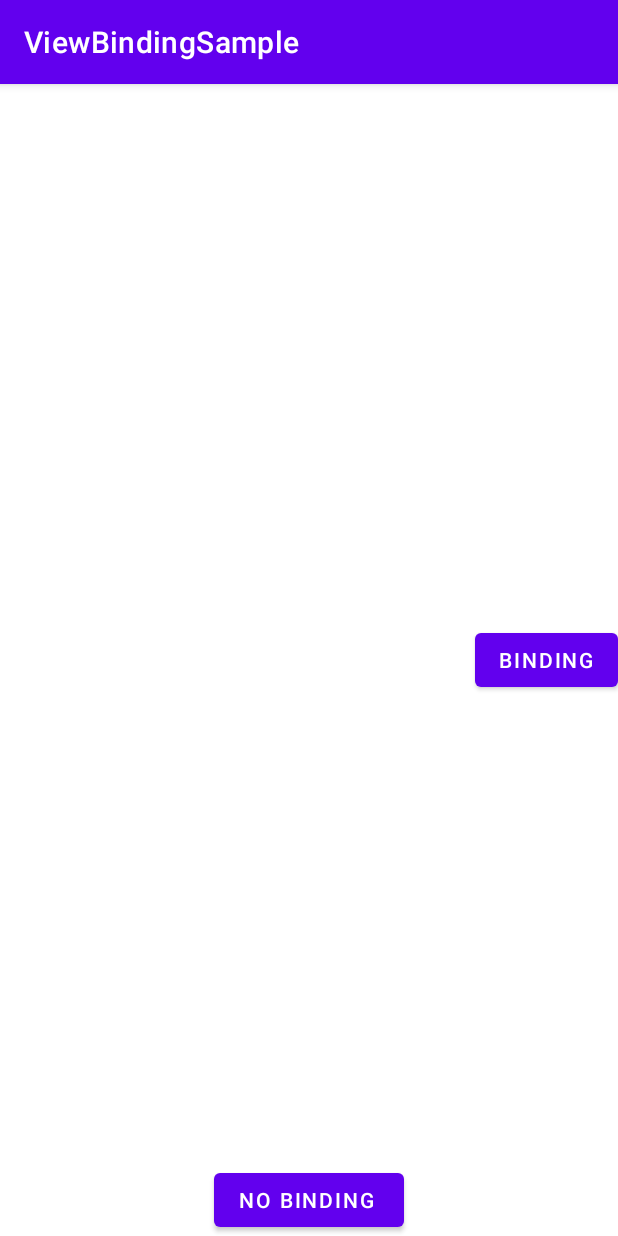
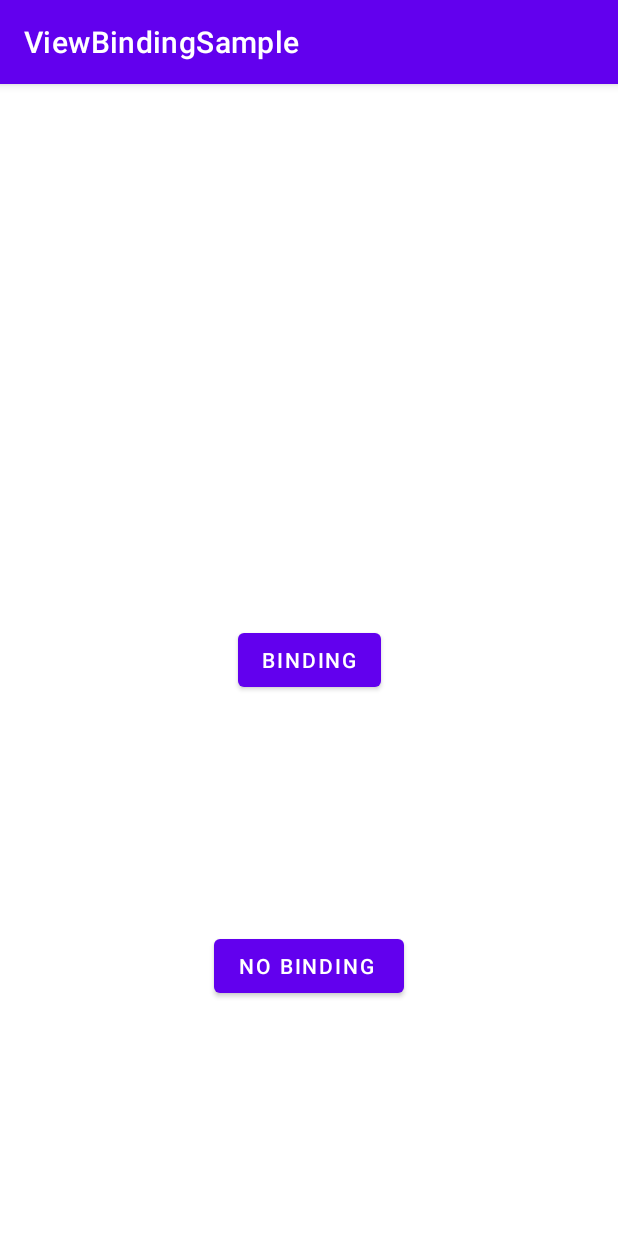
Before and after one commit to Gnow-git/Android_Kotlin, an Android app: the screen it shows after launch (MainActivity), on a phone screen of 412 x 824 dp. Run offline under Robolectric (Android 15) with nearby library versions, the phone set to English and light mode, and no system bars.

Commit message:
activity_main refactoring

```diff
--- a/ViewBindingSample/app/src/main/res/layout/activity_main.xml
+++ b/ViewBindingSample/app/src/main/res/layout/activity_main.xml
@@ -13,7 +13,7 @@
     android:text="Binding"
     app:layout_constraintBottom_toBottomOf="parent"
     app:layout_constraintEnd_toEndOf="parent"
-    app:layout_constriantStart_toStartOf="parent"
+    app:layout_constraintStart_toStartOf="parent"
     app:layout_constraintTop_toTopOf="parent"   />
 
     <Button
@@ -22,6 +22,7 @@
     android:text = "No Binding "
     app:layout_constraintBottom_toBottomOf="parent"
     app:layout_constraintEnd_toEndOf = "parent"
-    app:layout_constraintStart_toStartOf="parent" />
+    app:layout_constraintStart_toStartOf="parent"
+    app:layout_constraintTop_toBottomOf="@+id/binding_button"/>
 
 </androidx.constraintlayout.widget.ConstraintLayout>
```
